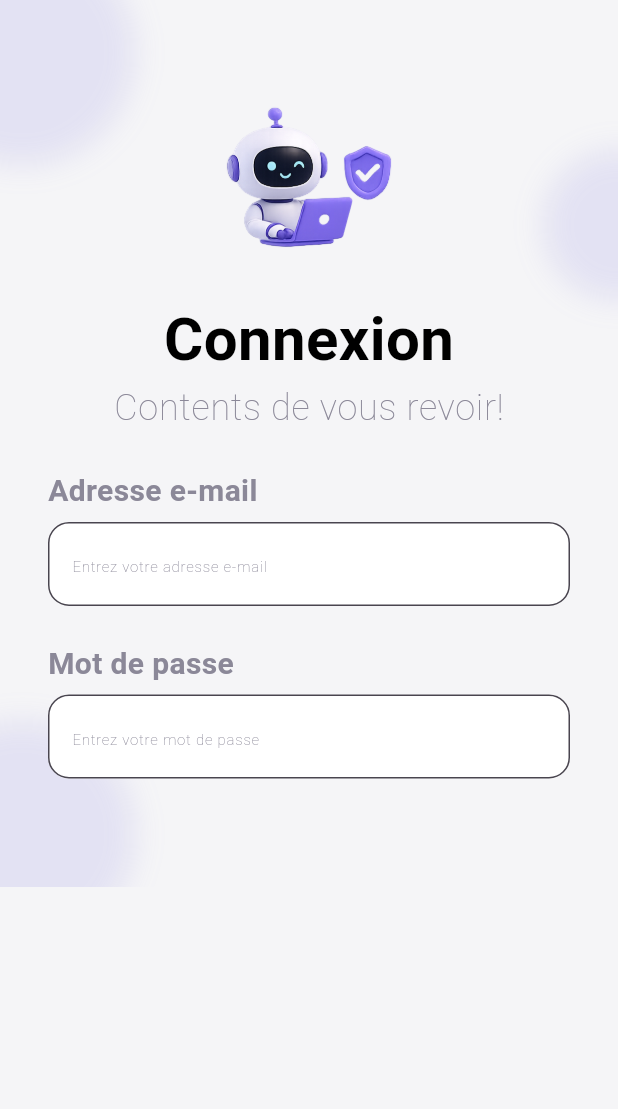
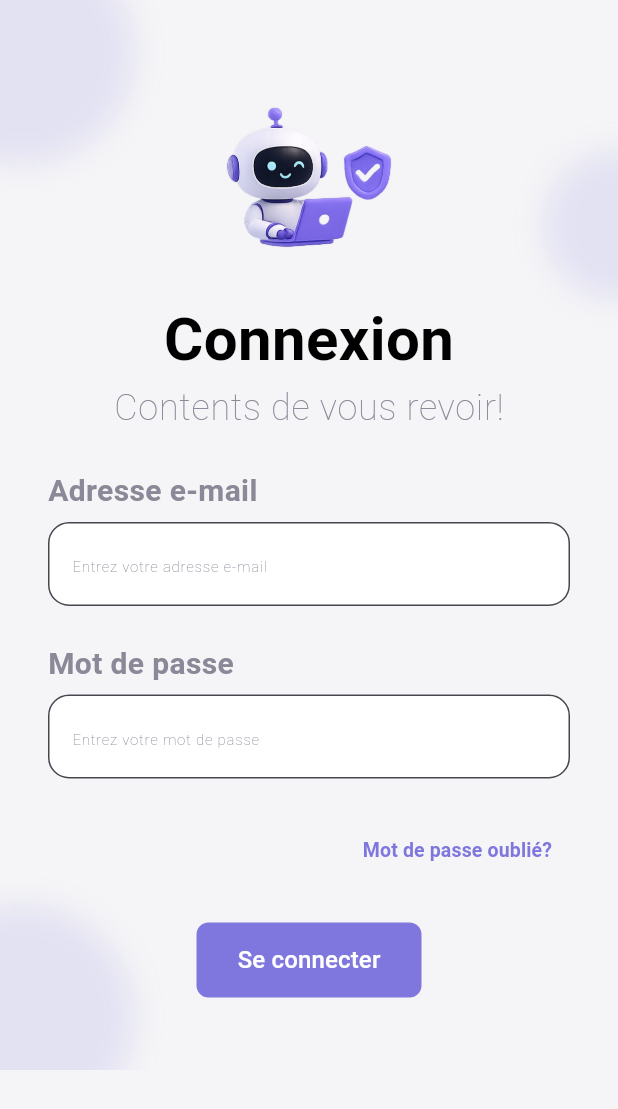
Before and after one commit to semsoummeriem/mizania_proj, a Flutter app: the screen it shows after launch, on a phone screen of 412 x 824 dp. Shown: the top 1109 px of the screen. Run offline on Flutter 3.47's test engine with Material 3 defaults, Android fonts, the phone set to English and light mode, and no system bars; Roboto replaces fonts that are missing (PlusJakartaSans).

Commit message:
changes again🥲

```diff
--- a/lib/core/constants/styles.dart
+++ b/lib/core/constants/styles.dart
@@ -98,4 +98,11 @@ class AppStyles {
     color: AppColors.smalltextColor,
     fontFamily: AppFonts.plusJakartaSans,
   );
+
+  static const TextStyle LinkbuttonTextStyle = TextStyle(
+    fontSize: 13,
+    fontWeight: FontWeight.w600,
+    color: AppColors.dotColor,
+    fontFamily: AppFonts.plusJakartaSans,
+  );
 }
--- /dev/null
+++ b/lib/core/widgets/button.dart
@@ -0,0 +1,30 @@
+import 'package:flutter/material.dart';
+import 'package:mizania_proj/core/constants/colors.dart';
+
+class Button extends StatelessWidget {
+  final String text;
+  final VoidCallback? onPressed;
+  const Button({super.key, required this.text, this.onPressed});
+
+  @override
+  Widget build(BuildContext context) {
+    return Align(
+      alignment: Alignment.center,
+      child: Container(
+        width: 150,
+        height: 50,
+        decoration: BoxDecoration(
+          color: AppColors.dotColor,
+          borderRadius: BorderRadius.circular(8),
+        ),
+        child: TextButton(
+          onPressed: onPressed,
+          child: Text(
+            text,
+            style: const TextStyle(color: Colors.white, fontSize: 16),
+          ),
+        ),
+      ),
+    );
+  }
+}
--- a/lib/features/screens/auth/login.dart
+++ b/lib/features/screens/auth/login.dart
@@ -3,6 +3,7 @@ import '../../../core/constants/colors.dart';
 import '../../../core/constants/styles.dart';
 import '../profile/widgets/AppBackground.dart';
 import '../../../core/widgets/input_fields.dart';
+import '../../../core/widgets/button.dart';
 
 class Login extends StatefulWidget {
   const Login({super.key});
@@ -42,6 +43,25 @@ class _LoginState extends State<Login> {
               SizedBox(height: 24),
               InputField(label: 'Mot de passe', hint: 'Entrez votre mot de passe'),
               SizedBox(height: 24),
+              Align(
+                alignment: Alignment.centerRight,
+                child: TextButton(
+                  onPressed: () {
+                    // Hroutes to forgot password page
+                  },
+                  child: Text(
+                    'Mot de passe oublié?',
+                    style: AppStyles.LinkbuttonTextStyle,
+                  ),
+                ),
+              ),
+              SizedBox(height: 24),
+              Button(
+                text: 'Se connecter',
+                onPressed: () {
+                  // routes to home page
+                },
+              ),
             ],
           ),
         )
--- a/lib/features/screens/profile/widgets/AppBackground.dart
+++ b/lib/features/screens/profile/widgets/AppBackground.dart
@@ -9,7 +9,8 @@ class AppBackground extends StatelessWidget {
 
   @override
   Widget build(BuildContext context) {
-    return Stack(
+    return SingleChildScrollView(
+      child: Stack(
         children: [
           Positioned(
             top: -40,
@@ -34,6 +35,7 @@ class AppBackground extends StatelessWidget {
           ),
           child,
         ],
+      ),
     );
   }
 }
```
Also changed, not shown: lib/core/constants/colors.dart (line endings or trailing spaces). Lines whose indentation alone changed are shown as unchanged.
